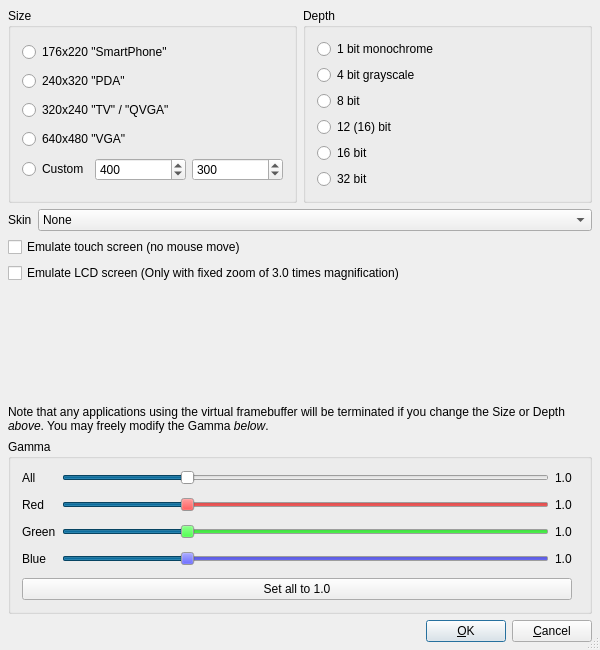
Old version of the form tools/qvfb/config.ui in the repository Fat-Zer/qt4-historical.
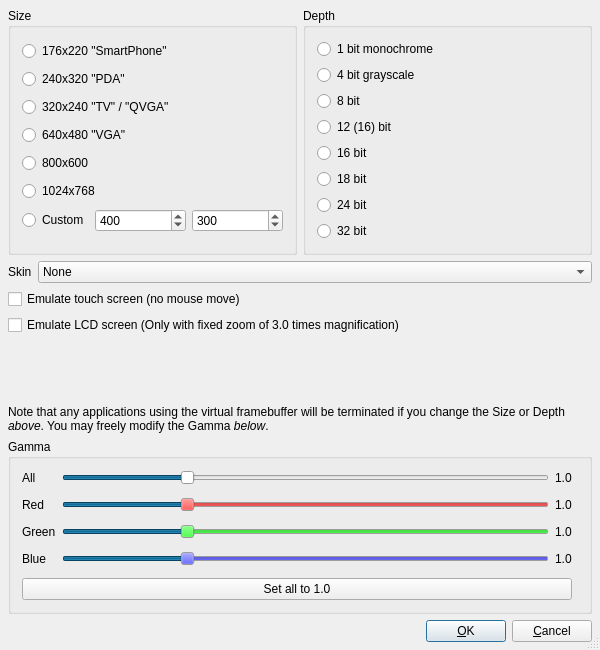
New version of the form. Custom widgets are drawn as their Qt base class.

```diff
--- a/tools/qvfb/config.ui
+++ b/tools/qvfb/config.ui
@@ -102,6 +102,20 @@
           </property>
          </widget>
         </item>
+        <item>
+         <widget class="QRadioButton" name="size_800_600" >
+          <property name="text" >
+           <string>800x600</string>
+          </property>
+         </widget>
+        </item>
+        <item>
+         <widget class="QRadioButton" name="size_1024_768" >
+          <property name="text" >
+           <string>1024x768</string>
+          </property>
+         </widget>
+        </item>
         <item>
          <layout class="QHBoxLayout" >
           <property name="margin" >
@@ -209,6 +223,20 @@
           </property>
          </widget>
         </item>
+        <item>
+         <widget class="QRadioButton" name="depth_18" >
+          <property name="text" >
+           <string>18 bit</string>
+          </property>
+         </widget>
+        </item>
+        <item>
+         <widget class="QRadioButton" name="depth_24" >
+          <property name="text" >
+           <string>24 bit</string>
+          </property>
+         </widget>
+        </item>
         <item>
          <widget class="QRadioButton" name="depth_32" >
           <property name="text" >
```
